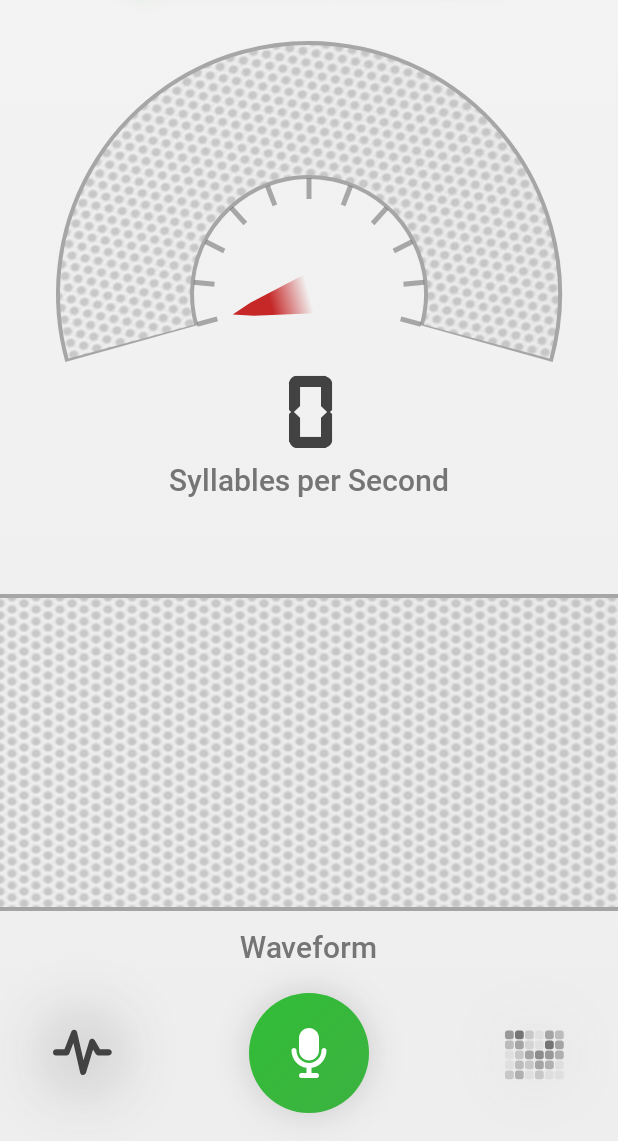
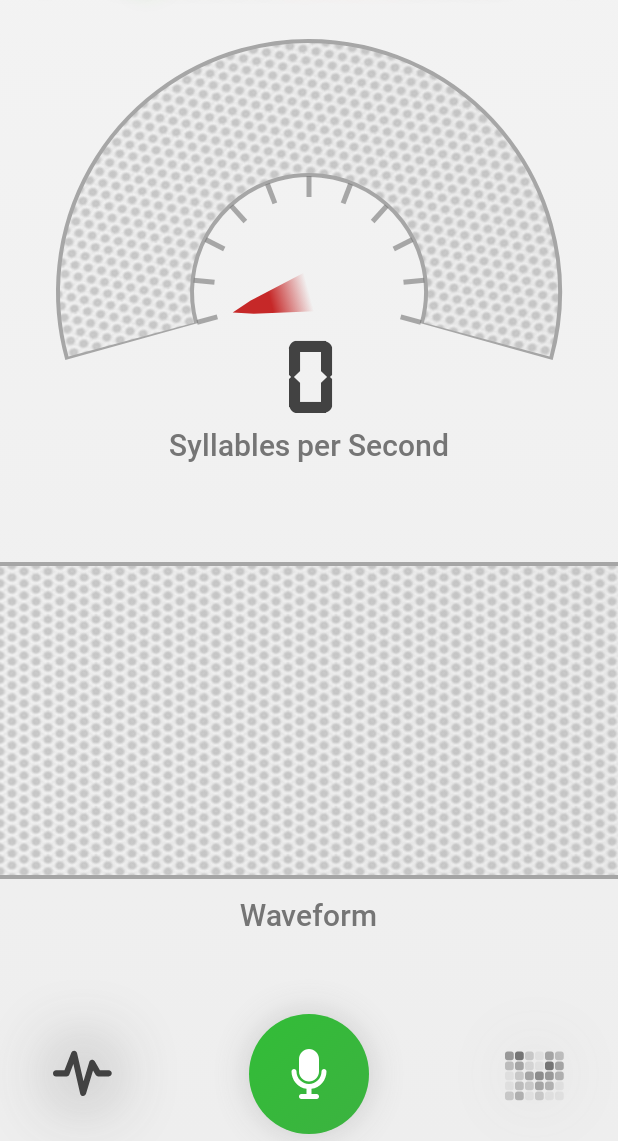
Before and after one commit to v-perfilev/TempoTalk, an Android app built with Jetpack Compose: the screen it shows after launch (MainActivity), on a phone screen of 412 x 824 dp, the part 95-1236 px from its top. Run offline under Robolectric (Android 15) with nearby library versions, the phone set to English and light mode, and no system bars; our stand-ins replace Dagger/Hilt's generated code, livedata-compose.

Commit message:
fix: adjust layout for compatibility with large devices

```diff
--- a/app/src/main/java/com/persoff68/speechratemonitor/ui/main/MainScreen.kt
+++ b/app/src/main/java/com/persoff68/speechratemonitor/ui/main/MainScreen.kt
@@ -13,7 +13,10 @@ import androidx.compose.foundation.layout.Spacer
 import androidx.compose.foundation.layout.aspectRatio
 import androidx.compose.foundation.layout.fillMaxSize
 import androidx.compose.foundation.layout.fillMaxWidth
+import androidx.compose.foundation.layout.height
 import androidx.compose.foundation.layout.padding
+import androidx.compose.foundation.rememberScrollState
+import androidx.compose.foundation.verticalScroll
 import androidx.compose.material3.MaterialTheme
 import androidx.compose.material3.Text
 import androidx.compose.runtime.Composable
@@ -59,8 +62,8 @@ fun MainScreen(
     mainViewModel: MainViewModel = hiltViewModel()
 ) {
     val brushes = LocalBrushes.current
-    val context = LocalContext.current as Activity
     val settings by settingsViewModel.settings.collectAsState()
+    val scrollState = rememberScrollState()
 
     val showWaveform by mainViewModel.showWaveform.observeAsState()
     val isRecording by audioState.isRecordingState.collectAsState(initial = false)
@@ -73,10 +76,6 @@ fun MainScreen(
 
     var showInfoDialog by remember { mutableStateOf(false) }
 
-    fun goToSettings() {
-        val intent = Intent(context, SettingsActivity::class.java)
-        context.startActivity(intent)
-    }
 
     SetStatusBarTheme()
     MainInfoDialog(show = showInfoDialog, close = { showInfoDialog = false })
@@ -84,33 +83,20 @@ fun MainScreen(
         modifier = modifier
             .fillMaxSize()
             .background(backgroundBrush),
-        horizontalAlignment = Alignment.CenterHorizontally,
-        verticalArrangement = Arrangement.spacedBy(30.dp),
+        horizontalAlignment = Alignment.CenterHorizontally
     ) {
-        Row(
-            Modifier
-                .fillMaxWidth()
-                .padding(top = 20.dp, start = 20.dp, end = 20.dp),
-            horizontalArrangement = Arrangement.SpaceBetween,
-            verticalAlignment = Alignment.CenterVertically
-
-        ) {
-            IconButton(
-                modifier = Modifier.alpha(animationState.parameter),
-                icon = ImageVector.vectorResource(id = R.drawable.ic_info),
-                primaryColor = MaterialTheme.colorScheme.onSurface,
-                onClick = { showInfoDialog = true }
+        MainScreenHeader(
+            animationState = animationState,
+            openInfoDialog = { showInfoDialog = true }
         )
 
-            MainTitle()
-
-            IconButton(
-                modifier = Modifier.alpha(animationState.parameter),
-                icon = ImageVector.vectorResource(id = R.drawable.ic_cog),
-                primaryColor = MaterialTheme.colorScheme.onSurface,
-                onClick = { goToSettings() }
-            )
-        }
+        Column(
+            modifier = modifier
+                .weight(1f)
+                .verticalScroll(scrollState),
+            horizontalAlignment = Alignment.CenterHorizontally,
+            verticalArrangement = Arrangement.spacedBy(20.dp),
+        ) {
 
             Gauge(
                 value = tempo,
@@ -128,6 +114,7 @@ fun MainScreen(
             )
 
             Spacer(Modifier.weight(1f))
+        }
 
         MainScreenButtons(
             modifier = Modifier.alpha(animationState.parameter),
@@ -136,6 +123,45 @@ fun MainScreen(
             showWaveform = showWaveform!!,
             isRecording = isRecording
         ) { mainViewModel.toggleIndicator() }
+    }
+}
+
+@Composable
+private fun MainScreenHeader(
+    modifier: Modifier = Modifier,
+    animationState: MainScreenAnimationState,
+    openInfoDialog: () -> Unit
+) {
+    val context = LocalContext.current as Activity
+
+    fun goToSettings() {
+        val intent = Intent(context, SettingsActivity::class.java)
+        context.startActivity(intent)
+    }
+
+    Row(
+        modifier
+            .fillMaxWidth()
+            .padding(top = 20.dp, start = 20.dp, end = 20.dp),
+        horizontalArrangement = Arrangement.SpaceBetween,
+        verticalAlignment = Alignment.CenterVertically
+
+    ) {
+        IconButton(
+            modifier = Modifier.alpha(animationState.parameter),
+            icon = ImageVector.vectorResource(id = R.drawable.ic_info),
+            primaryColor = MaterialTheme.colorScheme.onSurface,
+            onClick = { openInfoDialog() }
+        )
+
+        MainTitle()
+
+        IconButton(
+            modifier = Modifier.alpha(animationState.parameter),
+            icon = ImageVector.vectorResource(id = R.drawable.ic_cog),
+            primaryColor = MaterialTheme.colorScheme.onSurface,
+            onClick = { goToSettings() }
+        )
     }
 }
 
@@ -219,7 +245,9 @@ private fun MainScreenButtons(
     toggleIndicator: () -> Unit
 ) {
     Row(
-        modifier.fillMaxWidth(),
+        modifier
+            .fillMaxWidth()
+            .height(90.dp),
         horizontalArrangement = Arrangement.SpaceAround,
         verticalAlignment = Alignment.CenterVertically
 
--- a/app/src/main/java/com/persoff68/speechratemonitor/ui/shared/gauge/Gauge.kt
+++ b/app/src/main/java/com/persoff68/speechratemonitor/ui/shared/gauge/Gauge.kt
@@ -52,7 +52,7 @@ import com.persoff68.speechratemonitor.ui.theme.SpeechRateMonitorAppTheme
 fun GaugePreview() {
     SpeechRateMonitorAppTheme {
         Surface {
-            Gauge(value = 17, minValue = 0, maxValue = 20)
+            Gauge(value = 20, minValue = 0, maxValue = 20)
         }
     }
 }
@@ -77,23 +77,14 @@ fun Gauge(
 
     Box(
         modifier = modifier
-            .fillMaxWidth()
+            .aspectRatio(1.3f)
             .scale(animationState.scale)
-            .aspectRatio(1.3f)
-            .offset(y = 15.dp),
-    ) {
-        Box(
-            contentAlignment = Alignment.TopCenter,
-            modifier = Modifier
-                .fillMaxWidth()
-                .aspectRatio(1f)
     ) {
         GaugeIndicator(
             value = interpolatedValue,
-                animation = animationState,
+            animation = animationState
         ) { onClick() }
         GaugeTempoValue(value, animationState)
-        }
     }
 }
 
@@ -102,7 +93,6 @@ private fun GaugeTempoValue(value: Int, animationState: GaugeAnimationState) {
     Column(
         Modifier
             .fillMaxSize()
-            .padding(bottom = 70.dp)
             .alpha(animationState.tempoValue),
         verticalArrangement = Arrangement.Bottom,
         horizontalAlignment = Alignment.CenterHorizontally
@@ -139,11 +129,21 @@ private fun GaugeIndicator(
 
     val tickColor = MaterialTheme.colorScheme.onSurface
     val strokeColor = MaterialTheme.colorScheme.onSurface
-
+    Box(
+        modifier = Modifier
+            .fillMaxWidth()
+            .aspectRatio(1.5f)
+    ) {
+        Box(
+            modifier = Modifier
+                .fillMaxWidth()
+                .aspectRatio(1f)
+                .offset(y = (params.arcWidth / 2).dp)
+        ) {
             Canvas(
                 modifier = Modifier
+                    .padding(40.dp)
                     .fillMaxSize()
-            .padding(40.dp)
                     .onSizeChanged { params = GaugeParams(it) }
                     .pointerInput(Unit) {
                         detectTapGestures(
@@ -159,6 +159,8 @@ private fun GaugeIndicator(
                     drawBackgroundArc(params, animation.arc, backgroundBrush)
                     drawValueArc(params, value, gaugeBrush)
                     drawNeedle(params, animation.needle, value, needleBrush)
+                }
+            }
         }
     }
 }
@@ -197,7 +199,7 @@ private fun DrawScope.drawGlowArc(params: GaugeParams, value: Float, brush: Brus
                 width = params.arcWidth + (20 - i) * params.glowParameter,
                 cap = StrokeCap.Round
             ),
-            alpha = i / 400f,
+            alpha = i / 400f
         )
     }
 }
```
Lines whose indentation alone changed are shown as unchanged.
